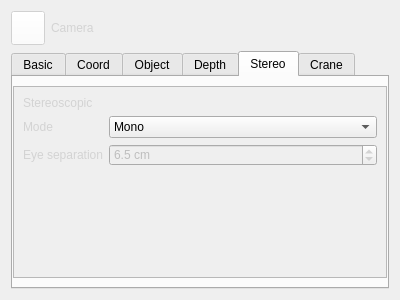
This is QChromosome/camerasettings.ui in Michalaq/ChromosomeVisualizer as Qt 5 draws it before an edit. The edited form follows.
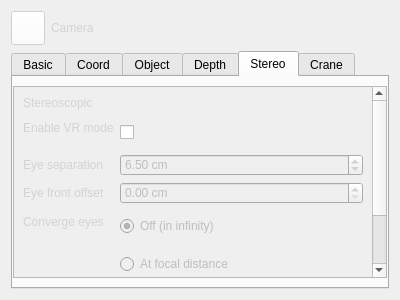
This is the edited form. The open tabs and pages were chosen to show the change. Icons and pictures are not drawn. Custom widgets are drawn as their Qt base class.

```diff
--- a/QChromosome/camerasettings.ui
+++ b/QChromosome/camerasettings.ui
@@ -564,6 +564,22 @@
                </item>
               </widget>
              </item>
+             <item row="0" column="0">
+              <widget class="Label" name="label_31">
+               <property name="text">
+                <string>Projection</string>
+               </property>
+              </widget>
+             </item>
+             <item row="0" column="1">
+              <widget class="ComboBox" name="comboBox_4">
+               <item>
+                <property name="text">
+                 <string>Perspective</string>
+                </property>
+               </item>
+              </widget>
+             </item>
             </layout>
            </item>
            <item>
@@ -711,8 +727,8 @@
            <rect>
             <x>0</x>
             <y>0</y>
-            <width>376</width>
-            <height>192</height>
+            <width>362</width>
+            <height>276</height>
            </rect>
           </property>
           <layout class="QVBoxLayout" name="verticalLayout_6">
@@ -731,7 +747,17 @@
              <item row="0" column="0">
               <widget class="Label" name="label_22">
                <property name="text">
-                <string>Mode</string>
+                <string>Enable VR mode</string>
+               </property>
+              </widget>
+             </item>
+             <item row="0" column="1">
+              <widget class="QCheckBox" name="checkBox">
+               <property name="minimumSize">
+                <size>
+                 <width>0</width>
+                 <height>32</height>
+                </size>
                </property>
               </widget>
              </item>
@@ -753,9 +779,6 @@
                <property name="suffix">
                 <string> cm</string>
                </property>
-               <property name="decimals">
-                <number>1</number>
-               </property>
                <property name="minimum">
                 <double>0.000000000000000</double>
                </property>
@@ -767,18 +790,114 @@
                </property>
               </widget>
              </item>
-             <item row="0" column="1">
-              <widget class="ComboBox" name="comboBox_4">
-               <item>
-                <property name="text">
-                 <string>Mono</string>
-                </property>
-               </item>
-               <item>
-                <property name="text">
-                 <string>Symmetrical</string>
-                </property>
-               </item>
+             <item row="2" column="0">
+              <widget class="Label" name="label_29">
+               <property name="text">
+                <string>Eye front offset</string>
+               </property>
+              </widget>
+             </item>
+             <item row="2" column="1">
+              <widget class="QDoubleSpinBox" name="doubleSpinBox_4">
+               <property name="enabled">
+                <bool>false</bool>
+               </property>
+               <property name="accelerated">
+                <bool>true</bool>
+               </property>
+               <property name="suffix">
+                <string> cm</string>
+               </property>
+               <property name="maximum">
+                <double>65535.000000000000000</double>
+               </property>
+              </widget>
+             </item>
+             <item row="3" column="0">
+              <widget class="Label" name="label_30">
+               <property name="text">
+                <string>Converge eyes</string>
+               </property>
+              </widget>
+             </item>
+             <item row="3" column="1">
+              <widget class="QRadioButton" name="radioButton">
+               <property name="enabled">
+                <bool>false</bool>
+               </property>
+               <property name="minimumSize">
+                <size>
+                 <width>0</width>
+                 <height>32</height>
+                </size>
+               </property>
+               <property name="text">
+                <string>Off (in infinity)</string>
+               </property>
+               <property name="checked">
+                <bool>true</bool>
+               </property>
+               <attribute name="buttonGroup">
+                <string notr="true">buttonGroup</string>
+               </attribute>
+              </widget>
+             </item>
+             <item row="4" column="1">
+              <widget class="QRadioButton" name="radioButton_2">
+               <property name="enabled">
+                <bool>false</bool>
+               </property>
+               <property name="minimumSize">
+                <size>
+                 <width>0</width>
+                 <height>32</height>
+                </size>
+               </property>
+               <property name="text">
+                <string>At focal distance</string>
+               </property>
+               <attribute name="buttonGroup">
+                <string notr="true">buttonGroup</string>
+               </attribute>
+              </widget>
+             </item>
+             <item row="5" column="1">
+              <widget class="QRadioButton" name="radioButton_3">
+               <property name="enabled">
+                <bool>false</bool>
+               </property>
+               <property name="minimumSize">
+                <size>
+                 <width>0</width>
+                 <height>32</height>
+                </size>
+               </property>
+               <property name="text">
+                <string>At custom distance</string>
+               </property>
+               <attribute name="buttonGroup">
+                <string notr="true">buttonGroup</string>
+               </attribute>
+              </widget>
+             </item>
+             <item row="6" column="1">
+              <widget class="DoubleSpinBox" name="doubleSpinBox_13">
+               <property name="enabled">
+                <bool>false</bool>
+               </property>
+               <property name="suffix">
+                <string> cm</string>
+               </property>
+               <property name="maximum">
+                <double>65535.000000000000000</double>
+               </property>
+              </widget>
+             </item>
+             <item row="6" column="0">
+              <widget class="Label" name="label_32">
+               <property name="text">
+                <string>Distance</string>
+               </property>
               </widget>
              </item>
             </layout>
```
Left out of the diff: 19 changed lines with no effect on the pictures.
